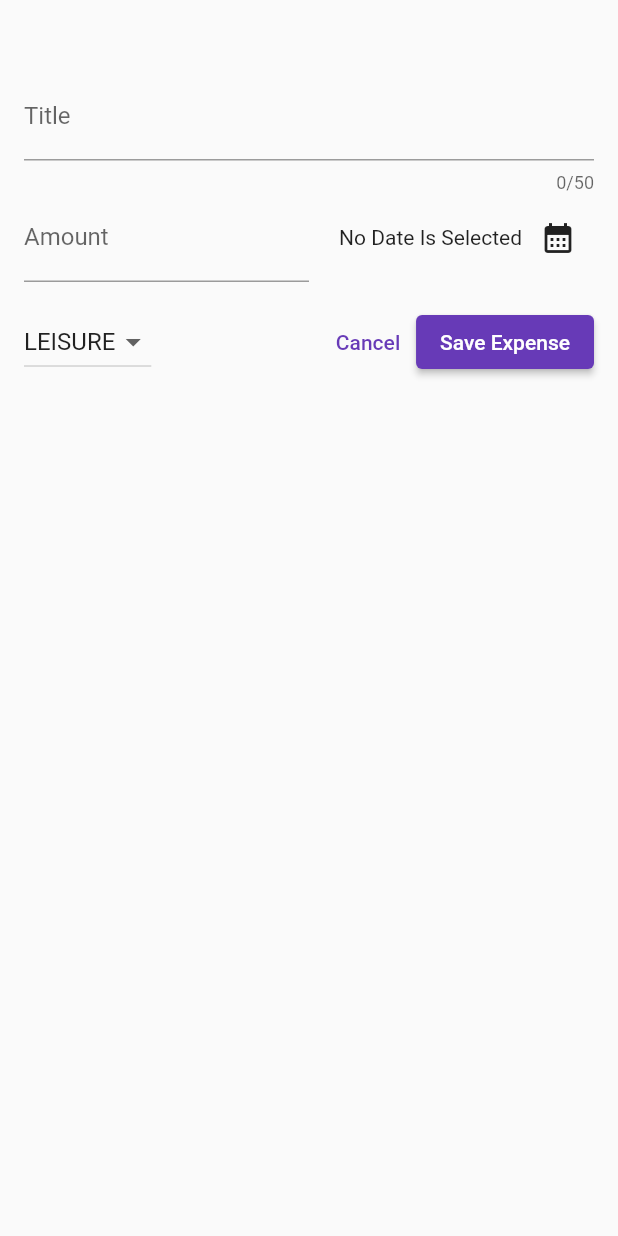
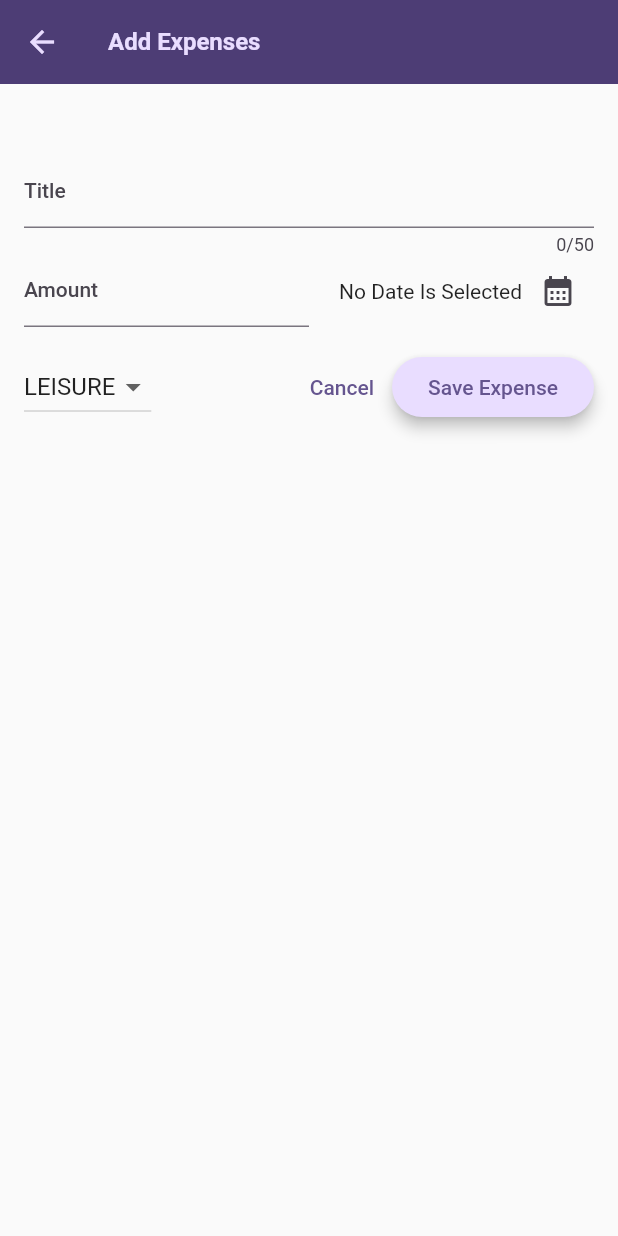
Before and after one commit to Partha-CreoIT/Personal_Expense_App, a Flutter app: the screen it shows after launch, after a tap on the "add" icon, on a phone screen of 412 x 824 dp. Run offline on Flutter 3.47's test engine with Material 2 defaults, Android fonts, the phone set to English and light mode, and no system bars; our stand-ins replace get.

Commit message:
Created A chart for this app

```diff
--- a/personal_expense_app/lib/main.dart
+++ b/personal_expense_app/lib/main.dart
@@ -4,16 +4,37 @@ import 'package:personal_expense_app/widgets/expenses.dart';
 
 
 
+final colorsScheme = ColorScheme.fromSeed(seedColor: const Color.fromARGB(255, 96, 59, 181));
 
 void main() {
+
   WidgetsFlutterBinding.ensureInitialized();
   runApp(
-     GetMaterialApp(
+    GetMaterialApp(
+      theme: ThemeData().copyWith(useMaterial3: true ,
+      colorScheme: colorsScheme,
+        appBarTheme: const AppBarTheme().copyWith(
+          backgroundColor: colorsScheme.onPrimaryContainer,
+          foregroundColor: colorsScheme.primaryContainer,
+        ),
+        cardTheme: const CardTheme().copyWith(
+          color: colorsScheme.secondaryContainer,
+          margin: const EdgeInsets.symmetric(vertical: 8 , horizontal: 16),
+        ),
+        elevatedButtonTheme: ElevatedButtonThemeData(style : ElevatedButton.styleFrom(
+          backgroundColor: colorsScheme.primaryContainer,
+          elevation: 4,
+        )),
+        textTheme: ThemeData().textTheme.copyWith(
+          titleLarge: TextStyle(
+            fontWeight: FontWeight.bold,
+            fontSize: 16.0,
+            color: colorsScheme.onSecondaryContainer,
+          ),
+        )
+
+      ),
       home: const Expenses(),
-      theme: ThemeData(
-        colorScheme: ColorScheme.fromSwatch(primarySwatch: Colors.deepPurple
-        ), // Set accent color to purple accent
-      ),
     ),
   );
 }
--- a/personal_expense_app/lib/model/expense.dart
+++ b/personal_expense_app/lib/model/expense.dart
@@ -8,12 +8,11 @@ enum Category { food, travel, leisure, work }
 
 final formatter = DateFormat.yMd();
 
-const catIcons  = {
-  Category.food : Icons.lunch_dining,
+const catIcons = {
+  Category.food: Icons.lunch_dining,
   Category.travel: Icons.flight_takeoff,
   Category.leisure: Icons.movie,
   Category.work: Icons.work,
-
 };
 
 class Expense {
@@ -30,7 +29,28 @@ class Expense {
   final DateTime date;
   final Category category;
 
-  String get formattedDate{
+  String get formattedDate {
     return formatter.format(date);
   }
 }
+
+class ExpenseBucket {
+  const ExpenseBucket({required this.category, required this.expenses});
+
+  ExpenseBucket.forCategory(List<Expense> allExpense, this.category)
+      : expenses = allExpense
+            .where((expense) => expense.category == category)
+            .toList();
+
+  final Category category;
+  final List<Expense> expenses;
+
+  double get totalExpenses {
+    double sum = 0;
+
+    for (final expense in expenses) {
+      sum = sum + expense.amount;
+    }
+    return sum;
+  }
+}
--- a/personal_expense_app/lib/model/new_expense.dart
+++ b/personal_expense_app/lib/model/new_expense.dart
@@ -1,5 +1,6 @@
 import 'package:flutter/material.dart';
 import 'package:get/get.dart';
+import 'package:intl/intl.dart';
 import 'package:personal_expense_app/model/expense.dart';
 
 class NewExpense extends StatefulWidget {
@@ -17,23 +18,37 @@ class _NewExpenseState extends State<NewExpense> {
   final _formKey = GlobalKey<FormState>();
   final _titleController = TextEditingController();
   final _amountController = TextEditingController();
+  final pickedDate = DateTime.now();
 
-  DateTime? _selectedDate;
   Category _selectedCategory = Category.leisure;
 
-  void _datePicker() async {
+  final TextEditingController _dateController = TextEditingController();
+  DateTime? _selectedDate;
+
+  Future<void> _datePicker() async {
     final now = DateTime.now();
-    final firstDate = DateTime(now.year - 2, now.month, now.day);
-    final pickedDate = await Get.dialog(
-      DatePickerDialog(
-        initialDate: now,
+    final firstDate = DateTime(2000);
+    final lastDate = DateTime(2030);
+
+    final newSelectedDate = await showDatePicker(
+      context: context,
+      initialDate: _selectedDate ?? now,
       firstDate: firstDate,
-        lastDate: now,
-      ),
+      lastDate: lastDate,
     );
+
+    if (newSelectedDate != null) {
       setState(() {
-      _selectedDate = pickedDate;
+        _selectedDate = newSelectedDate;
+        _dateController.text = DateFormat.yMd().format(newSelectedDate);
       });
+    }
+  }
+
+  @override
+  void dispose() {
+    _dateController.dispose();
+    super.dispose();
   }
 
   void _submitExpenseData() {
@@ -51,7 +66,6 @@ class _NewExpenseState extends State<NewExpense> {
           actions: [
             TextButton(
               onPressed: () {
-
                 Navigator.pop(ctx);
               },
               child: const Text('Okay'),
@@ -60,6 +74,20 @@ class _NewExpenseState extends State<NewExpense> {
         ),
       );
       return;
+    } else {
+      Get.snackbar(
+        'Expense Saved',
+        'Your expense data has been saved successfully!',
+        duration: const Duration(seconds: 3),
+        icon: const Icon(
+          Icons.bookmark_added_sharp,
+          color: Colors.white,
+        ),
+        snackPosition: SnackPosition.TOP,
+        backgroundColor: Colors.green[700],
+        colorText: Colors.white,
+        forwardAnimationCurve: Curves.easeOutBack,
+      );
     }
     widget.onAddExpense(
       Expense(
@@ -72,23 +100,12 @@ class _NewExpenseState extends State<NewExpense> {
   }
 
   @override
-  void dispose() {
-    _titleController.dispose();
-    _amountController.dispose();
-    super.dispose();
-  }
-
-  void_saveExpense() {
-    if (_formKey.currentState?.validate() ?? false) {
-      _formKey.currentState?.save();
-      // Save expense logic here
-      Get.back();
-    }
-  }
-
-  @override
   Widget build(BuildContext context) {
-    return Padding(
+    return Scaffold(
+      appBar: AppBar(
+        title: const Text('Add Expenses'),
+      ),
+      body: Padding(
         padding: const EdgeInsets.fromLTRB(16, 48, 16, 16),
         child: Form(
           key: _formKey,
@@ -182,18 +199,6 @@ class _NewExpenseState extends State<NewExpense> {
                   ElevatedButton(
                     onPressed: () {
                       _submitExpenseData();
-                    Get.snackbar(
-                      'Expense Saved',
-                      'Your expense data has been saved successfully!',
-                      duration: const Duration(seconds: 3),
-                      icon: const Icon(Icons.bookmark_added_sharp , color: Colors.white,),
-                      snackPosition: SnackPosition.TOP,
-                      backgroundColor: Colors.green[700],
-                      colorText: Colors.white,
-                      forwardAnimationCurve: Curves.easeOutBack,
-
-
-                    );
                     },
                     child: const Text('Save Expense'),
                   ),
@@ -202,6 +207,7 @@ class _NewExpenseState extends State<NewExpense> {
             ],
           ),
         ),
+      ),
     );
   }
 }
--- /dev/null
+++ b/personal_expense_app/lib/widgets/chart/chart.dart
@@ -0,0 +1,96 @@
+import 'package:flutter/material.dart';
+import 'package:personal_expense_app/model/expense.dart';
+import 'package:personal_expense_app/widgets/chart/chart_bar.dart';
+
+
+
+class Chart extends StatelessWidget {
+  const Chart({super.key, required this.expenses});
+
+  final List<Expense> expenses;
+
+  List<ExpenseBucket> get buckets {
+    return [
+      ExpenseBucket.forCategory(expenses, Category.food),
+      ExpenseBucket.forCategory(expenses, Category.leisure),
+      ExpenseBucket.forCategory(expenses, Category.travel),
+      ExpenseBucket.forCategory(expenses, Category.work),
+    ];
+  }
+
+  double get maxTotalExpense {
+    double maxTotalExpense = 0;
+
+    for (final bucket in buckets) {
+      if (bucket.totalExpenses > maxTotalExpense) {
+        maxTotalExpense = bucket.totalExpenses;
+      }
+    }
+
+    return maxTotalExpense;
+  }
+
+  @override
+  Widget build(BuildContext context) {
+    final isDarkMode =
+        MediaQuery.of(context).platformBrightness == Brightness.dark;
+    return Container(
+      margin: const EdgeInsets.all(16),
+      padding: const EdgeInsets.symmetric(
+        vertical: 16,
+        horizontal: 8,
+      ),
+      width: double.infinity,
+      height: 180,
+      decoration: BoxDecoration(
+        borderRadius: BorderRadius.circular(8),
+        gradient: LinearGradient(
+          colors: [
+            Theme.of(context).colorScheme.primary.withOpacity(0.3),
+            Theme.of(context).colorScheme.primary.withOpacity(0.0)
+          ],
+          begin: Alignment.bottomCenter,
+          end: Alignment.topCenter,
+        ),
+      ),
+      child: Column(
+        children: [
+          Expanded(
+            child: Row(
+              crossAxisAlignment: CrossAxisAlignment.end,
+              children: [
+                for (final bucket in buckets) // alternative to map()
+                  ChartBar(
+                    fill: bucket.totalExpenses == 0
+                        ? 0
+                        : bucket.totalExpenses / maxTotalExpense,
+                  )
+              ],
+            ),
+          ),
+          const SizedBox(height: 12),
+          Row(
+            children: buckets
+                .map(
+                  (bucket) => Expanded(
+                child: Padding(
+                  padding: const EdgeInsets.symmetric(horizontal: 4),
+                  child: Icon(
+                    catIcons[bucket.category],
+                    color: isDarkMode
+                        ? Theme.of(context).colorScheme.secondary
+                        : Theme.of(context)
+                        .colorScheme
+                        .primary
+                        .withOpacity(0.7),
+                  ),
+                ),
+              ),
+            )
+                .toList(),
+          )
+        ],
+      ),
+    );
+  }
+}
--- /dev/null
+++ b/personal_expense_app/lib/widgets/chart/chart_bar.dart
@@ -0,0 +1,34 @@
+import 'package:flutter/material.dart';
+
+class ChartBar extends StatelessWidget {
+  const ChartBar({
+    super.key,
+    required this.fill,
+  });
+
+  final double fill;
+
+  @override
+  Widget build(BuildContext context) {
+    final isDarkMode =
+        MediaQuery.of(context).platformBrightness == Brightness.dark;
+    return Expanded(
+      child: Padding(
+        padding: const EdgeInsets.symmetric(horizontal: 4),
+        child: FractionallySizedBox(
+          heightFactor: fill,
+          child: DecoratedBox(
+            decoration: BoxDecoration(
+              shape: BoxShape.rectangle,
+              borderRadius:
+              const BorderRadius.vertical(top: Radius.circular(8)),
+              color: isDarkMode
+                  ? Theme.of(context).colorScheme.secondary
+                  : Theme.of(context).colorScheme.primary.withOpacity(0.65),
+            ),
+          ),
+        ),
+      ),
+    );
+  }
+}
--- a/personal_expense_app/lib/widgets/expenses.dart
+++ b/personal_expense_app/lib/widgets/expenses.dart
@@ -3,6 +3,7 @@ import 'package:personal_expense_app/model/new_expense.dart';
 import 'package:personal_expense_app/widgets/expenses_list/expenses_list.dart';
 
 import '../model/expense.dart';
+import 'chart/chart.dart';
 
 class Expenses extends StatefulWidget {
   const Expenses({super.key});
@@ -65,8 +66,10 @@ class _ExpensesState extends State<Expenses> {
 
   @override
   Widget build(BuildContext context) {
+    final width = MediaQuery.of(context).size.width;
     return Scaffold(
       appBar: AppBar(
+        title: const Text('Flutter Expense Tracker'),
         actions: [
           IconButton(
             onPressed: () {
@@ -76,8 +79,10 @@ class _ExpensesState extends State<Expenses> {
           ),
         ],
       ),
-      body: Column(
+      body: width < 600 ? Column(
+
         children: [
+          Chart(expenses:_registeredExpense),
           Expanded(
             child: ExpensesList(
               expenses: _registeredExpense,
@@ -85,7 +90,16 @@ class _ExpensesState extends State<Expenses> {
             ),
           ),
         ],
-      ),
+      ) : Row(children: [
+        Expanded(child: Chart(expenses:_registeredExpense)),
+        Expanded(
+          child: ExpensesList(
+            expenses: _registeredExpense,
+            onRemoveExpense: _removeExpense,
+          ),
+        ),
+
+      ],)
     );
 
   }
--- a/personal_expense_app/lib/widgets/expenses_list/expenses_item.dart
+++ b/personal_expense_app/lib/widgets/expenses_list/expenses_item.dart
@@ -1,42 +1,43 @@
-import 'dart:math';
-
 import 'package:flutter/material.dart';
 import 'package:personal_expense_app/model/expense.dart';
 
-class ExpenseItem extends StatelessWidget{
-  const ExpenseItem(this.expense , {super.key});
+class ExpenseItem extends StatelessWidget {
+  const ExpenseItem(this.expense, {super.key});
 
   final Expense expense;
 
-
   @override
   Widget build(BuildContext context) {
-
     return Card(
       child: Padding(
-        padding: const EdgeInsets.symmetric(horizontal: 20 , vertical: 20),
-        child:Column(
+        padding: const EdgeInsets.symmetric(horizontal: 20, vertical: 20),
+        child: Column(
+          crossAxisAlignment:CrossAxisAlignment.start,
+
+
           children: [
             Text(
-             expense.title
+              expense.title,
+              style: Theme.of(context).textTheme.titleLarge,
             ),
             Row(
               children: [
-                Text(
-                  '\$${expense.amount.toStringAsFixed(2)}'
-                ),
+                Text('\$${expense.amount.toStringAsFixed(2)}'),
+                const Spacer(),
+
                 const Spacer(),
                 Row(
                   mainAxisAlignment: MainAxisAlignment.end,
                   children: [
                     Icon(catIcons[expense.category]),
-                    const SizedBox(height: 10,),
+                    const SizedBox(
+                      height: 10,
+                    ),
                     Text(expense.formattedDate)
-
                   ],
                 ),
               ],
-            )
+            ),
           ],
         ),
       ),
--- a/personal_expense_app/lib/widgets/expenses_list/expenses_list.dart
+++ b/personal_expense_app/lib/widgets/expenses_list/expenses_list.dart
@@ -1,4 +1,4 @@
-import 'dart:math';
+
 
 import 'package:flutter/material.dart';
 import 'package:personal_expense_app/model/expense.dart';
@@ -16,6 +16,10 @@ class ExpensesList extends StatelessWidget {
     return ListView.builder(
       itemCount: expenses.length,
       itemBuilder: (ctx, index) => Dismissible(
+        background: Container(
+          color: Theme.of(context).colorScheme.error.withOpacity(1.0),
+          margin: EdgeInsets.symmetric(horizontal: Theme.of(context).cardTheme.margin!.horizontal),
+        ),
         key: ValueKey(expenses[index]),
         onDismissed: (direction){
           onRemoveExpense(expenses[index]);
--- a/personal_expense_app/pubspec.yaml
+++ b/personal_expense_app/pubspec.yaml
@@ -40,10 +40,16 @@ dependencies:
   uuid: ^3.0.7
   intl: ^0.18.1
   get: ^4.6.5
+  flutter_launcher_icons: ^0.13.1
 
 dev_dependencies:
   flutter_test:
     sdk: flutter
+
+flutter_icons:
+  android: true
+  ios: true
+  image_path: "assets/img.png"
 
   # The "flutter_lints" package below contains a set of recommended lints to
   # encourage good coding practices. The lint set provided by the package is
```
Also changed, not shown: personal_expense_app/assets/img.png (added), personal_expense_app/pubspec.lock. Lines whose indentation alone changed are shown as unchanged.
